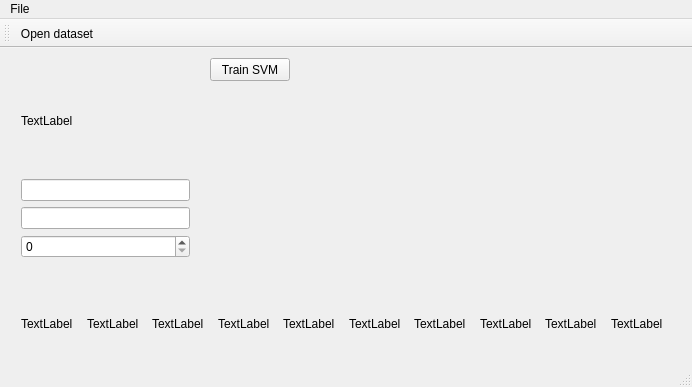
Logrus/ml_cs231n_cpp, file mainwindow.ui: the form before one commit.
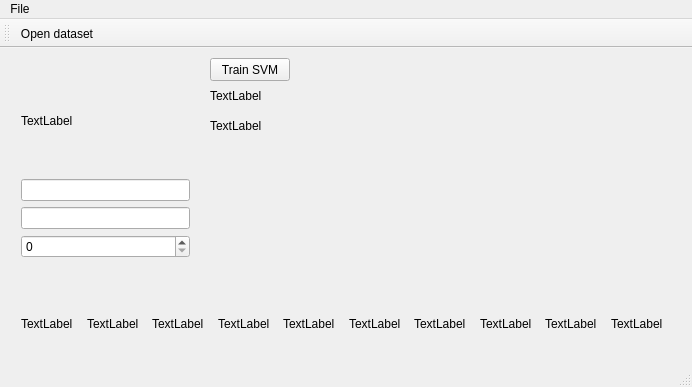
The form after the commit.

Patch:
```diff
--- a/mainwindow.ui
+++ b/mainwindow.ui
@@ -137,6 +137,32 @@
      </item>
     </layout>
    </widget>
+   <widget class="QLabel" name="lossLabel">
+    <property name="geometry">
+     <rect>
+      <x>210</x>
+      <y>40</y>
+      <width>111</width>
+      <height>16</height>
+     </rect>
+    </property>
+    <property name="text">
+     <string>TextLabel</string>
+    </property>
+   </widget>
+   <widget class="QLabel" name="accLabel">
+    <property name="geometry">
+     <rect>
+      <x>210</x>
+      <y>70</y>
+      <width>111</width>
+      <height>16</height>
+     </rect>
+    </property>
+    <property name="text">
+     <string>TextLabel</string>
+    </property>
+   </widget>
    <zorder>layoutWidget</zorder>
    <zorder>layoutWidget</zorder>
    <zorder>pushButton</zorder>
```
Left out of the diff: 2 changed lines with no effect on the pictures.
